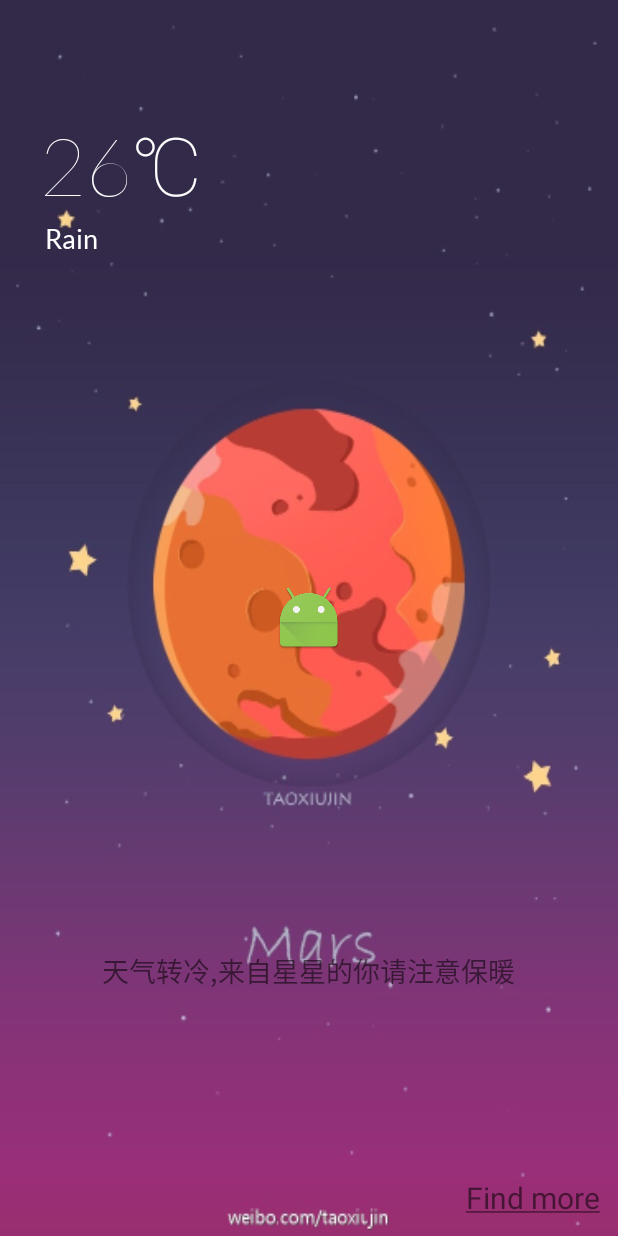
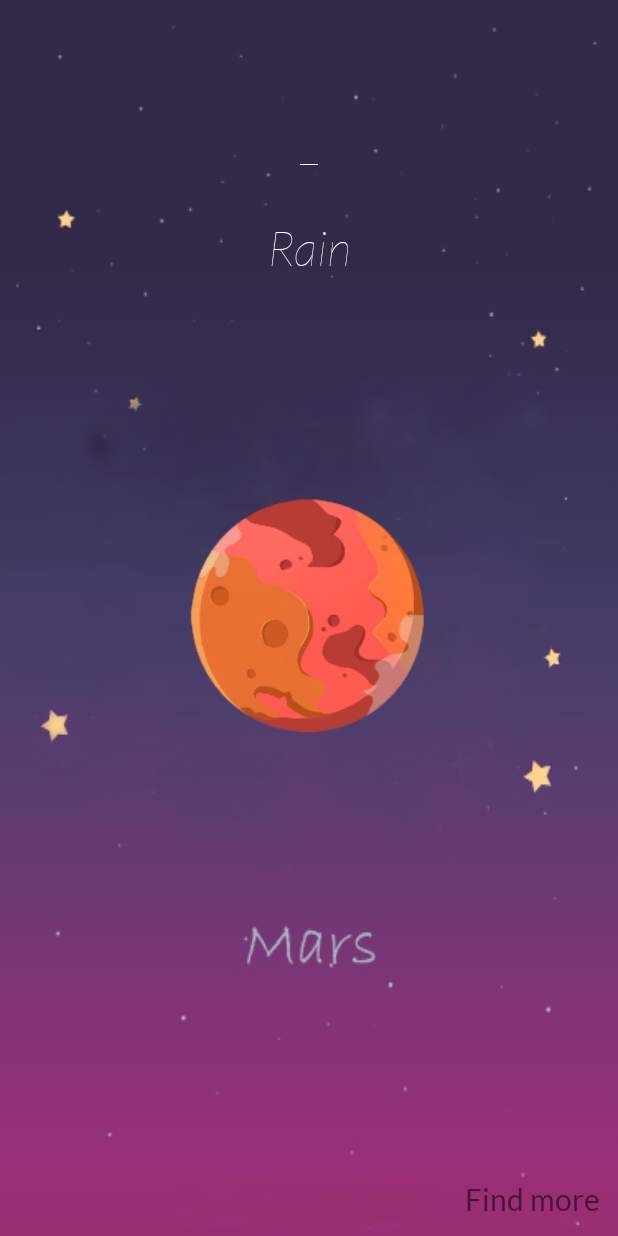
Before and after one commit to ChoingHyun/Android-PlanetWeather, an Android app: the screen it shows after launch (MainActivity), on a phone screen of 412 x 824 dp. Run offline under Robolectric (Android 15) with nearby library versions, the phone set to English and light mode, and no system bars; our stand-ins replace Volley; libraries missing offline, so code that uses them is left out: com.avos.avoscloud, net.frakbot.jumpingbeans; network calls fail; 3 statements that could not run were skipped.

Commit message:
Optmize the layout and details of the MainActivity

```diff
--- a/app/src/main/java/cn/edu/zju/planetweather/activity/MainActivity.java
+++ b/app/src/main/java/cn/edu/zju/planetweather/activity/MainActivity.java
@@ -1,9 +1,10 @@
 package cn.edu.zju.planetweather.activity;
 
 import android.content.Intent;
-import android.graphics.Paint;
 import android.graphics.Typeface;
 import android.os.Bundle;
+import android.os.Handler;
+import android.view.KeyEvent;
 import android.view.View;
 import android.view.animation.Animation;
 import android.view.animation.LinearInterpolator;
@@ -32,12 +33,18 @@ import cn.edu.zju.planetweather.net.WeatherJsonRequest;
  */
 public class MainActivity extends BaseActivity implements View.OnClickListener {
 
+    /**
+     * 点击返回键退出程序
+     */
+    private static Boolean isExit = false;
     private TextView mTemperatureTextView;
     private TextView mAtmoOpacityTextView;
     private TextView mButton;
     private ImageView mImageView;
     private WeatherApplication helper;
     private JumpingBeans mJumpBeans;
+    private Handler mHandler = new Handler();
+
     @Override
     protected void onCreate(Bundle savedInstanceState) {
         super.onCreate(savedInstanceState);
@@ -58,9 +65,9 @@ public class MainActivity extends BaseActivity implements View.OnClickListener {
     private void setAnimations() {
         RotateAnimation animation = new RotateAnimation(0f, 360f, Animation.RELATIVE_TO_SELF,
                 0.5f, Animation.RELATIVE_TO_SELF, 0.5f);
-        animation.setDuration(10000);//设置动画持续时间
+        animation.setDuration(15000);//设置动画持续时间
         /** 常用方法 */
-        animation.setRepeatCount(3);//设置重复次数
+        animation.setRepeatCount(30);//设置重复次数
         animation.setFillAfter(true);
         LinearInterpolator lin = new LinearInterpolator();//匀速旋转
         animation.setInterpolator(lin);
@@ -69,16 +76,17 @@ public class MainActivity extends BaseActivity implements View.OnClickListener {
         mJumpBeans = JumpingBeans.with(mButton)
                 .appendJumpingDots()
                 .build();
-        mButton.getPaint().setFlags(Paint.UNDERLINE_TEXT_FLAG); //下划线
-        mButton.getPaint().setAntiAlias(true);//抗锯齿
+//        mButton.getPaint().setFlags(Paint.UNDERLINE_TEXT_FLAG); //下划线
+//        mButton.getPaint().setAntiAlias(true);//抗锯齿
     }
-
 
     private void setTypefaces() {
         Typeface typeface = Typeface.createFromAsset(getAssets(), "fonts/Lato-Hairline.ttf");
+        Typeface hairlineItalicTypeface = Typeface.createFromAsset(getAssets(), "fonts/Lato-HairlineItalic.ttf");
         Typeface regularTypeface = Typeface.createFromAsset(getAssets(), "fonts/Lato-Regular.ttf");
         mTemperatureTextView.setTypeface(typeface);
-        mAtmoOpacityTextView.setTypeface(regularTypeface);
+        mAtmoOpacityTextView.setTypeface(hairlineItalicTypeface);
+        mButton.setTypeface(regularTypeface);
     }
 
     private void findViews() {
@@ -118,4 +126,24 @@ public class MainActivity extends BaseActivity implements View.OnClickListener {
                 break;
         }
     }
+
+    @Override
+    public boolean onKeyDown(int keyCode, KeyEvent event) {
+        if (keyCode == KeyEvent.KEYCODE_BACK) {
+            if (isExit == false) {
+                isExit = true;
+                Toast.makeText(this, "再按一次离开火星人的天气预报指南", Toast.LENGTH_SHORT).show();
+                mHandler.postDelayed(new Runnable() {
+                    @Override
+                    public void run() {
+                        isExit = false;
+                    }
+                }, 2000);
+            } else {
+                finish();
+                System.exit(0);
+            }
+        }
+        return false;
+    }
 }
--- a/app/src/main/java/cn/edu/zju/planetweather/activity/base/SwipeBaseActivity.java
+++ b/app/src/main/java/cn/edu/zju/planetweather/activity/base/SwipeBaseActivity.java
@@ -6,6 +6,7 @@ import android.os.Bundle;
 import android.view.View;
 import android.view.Window;
 import android.view.WindowManager;
+import android.widget.Toast;
 
 import com.avos.avoscloud.AVAnalytics;
 
@@ -32,4 +33,8 @@ public class SwipeBaseActivity extends SwipeBackActivity {
             window.setNavigationBarColor(Color.TRANSPARENT);
         }
     }
+
+    protected void showShortToast(String text) {
+        Toast.makeText(this, text, Toast.LENGTH_SHORT).show();
+    }
 }
--- a/app/src/main/res/layout/activity_main.xml
+++ b/app/src/main/res/layout/activity_main.xml
@@ -11,9 +11,9 @@
         android:layout_width="wrap_content"
         android:layout_height="wrap_content"
         android:layout_alignParentTop="true"
-        android:layout_marginLeft="26dp"
-        android:layout_marginTop="77dp"
-        android:text="26℃"
+        android:layout_centerHorizontal="true"
+        android:layout_marginTop="72dp"
+        android:text="-"
         android:textColor="@color/white"
         android:textSize="54sp" />
 
@@ -25,28 +25,27 @@
         android:layout_centerHorizontal="true"
         android:layout_marginBottom="163dp"
         android:text="天气转冷,来自星星的你请注意保暖"
-        android:textSize="18sp" />
+        android:textSize="18sp"
+        android:visibility="gone" />
 
     <ImageView
         android:id="@+id/iv_center"
-        android:layout_width="wrap_content"
-        android:layout_height="wrap_content"
+        android:layout_width="170dp"
+        android:layout_height="170dp"
         android:layout_centerHorizontal="true"
         android:layout_centerVertical="true"
-        android:src="@mipmap/ic_launcher" />
+        android:src="@mipmap/ic_mars_center" />
 
     <TextView
         android:id="@+id/tv_atmo_opacity"
         android:layout_width="wrap_content"
         android:layout_height="wrap_content"
-        android:layout_alignLeft="@+id/tv_temperature"
-        android:layout_alignStart="@+id/tv_temperature"
         android:layout_below="@+id/tv_temperature"
-        android:layout_marginLeft="4dp"
-        android:layout_marginTop="4dp"
+        android:layout_centerHorizontal="true"
+        android:layout_marginTop="8dp"
         android:text="Rain"
         android:textColor="@color/white"
-        android:textSize="18sp" />
+        android:textSize="32sp" />
 
     <TextView
         android:id="@+id/btn_message_list"
```
Also changed, not shown: app/src/main/java/cn/edu/zju/planetweather/activity/MessageListActivity.java (+18 -0 lines), app/src/main/java/cn/edu/zju/planetweather/activity/PublishActivity.java (+20 -2 lines), app/src/main/java/cn/edu/zju/planetweather/leanclound/Tables.java (added, +8 -0 lines), app/src/main/assets/fonts/Lato-HairlineItalic.ttf (added), app/src/main/res/mipmap-xxhdpi/ic_mars.jpg (deleted), app/src/main/res/mipmap-xxhdpi/ic_mars.png (added), app/src/main/res/mipmap-xxhdpi/ic_mars_center.png (added).
